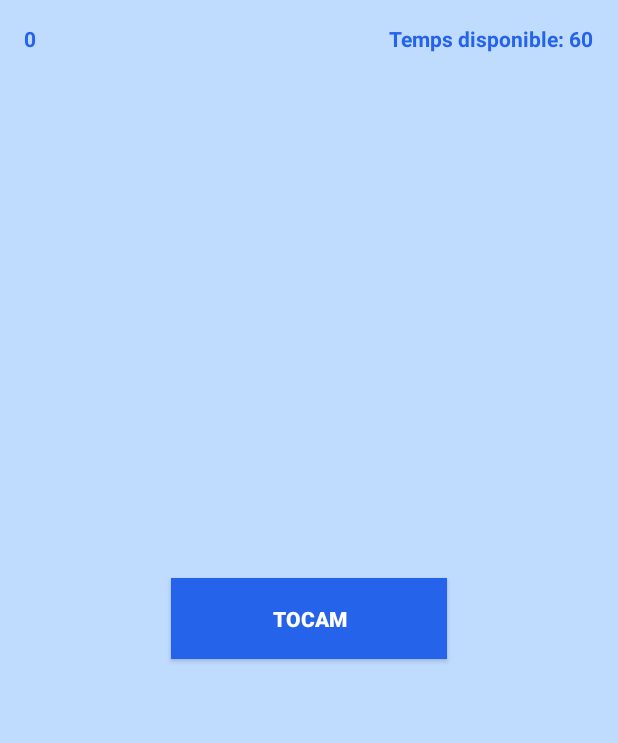
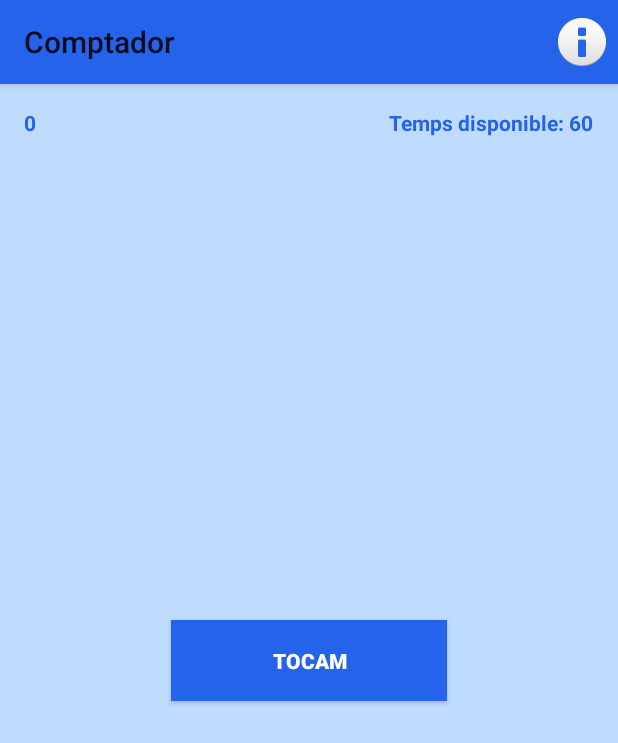
Before and after one commit to agisbertb/Comptador, an Android app built with Jetpack Compose: the screen it shows after launch (MainActivity), on a phone screen of 412 x 824 dp. Shown: the top 743 px of the screen. Run offline under Robolectric (Android 15) with nearby library versions, the phone set to English and light mode, and no system bars.

Commit message:
Menu i Alert Dialog fet

```diff
--- a/app/build.gradle.kts
+++ b/app/build.gradle.kts
@@ -34,6 +34,7 @@ android {
         jvmTarget = "1.8"
     }
     buildFeatures {
+        buildConfig = true
         compose = true
     }
     composeOptions {
--- a/app/src/main/java/me/andreugisbert/dam/comptador/MainActivity.kt
+++ b/app/src/main/java/me/andreugisbert/dam/comptador/MainActivity.kt
@@ -3,6 +3,8 @@ package me.andreugisbert.dam.comptador
 import android.os.Bundle
 import android.os.CountDownTimer
 import android.util.Log
+import android.view.Menu
+import android.view.MenuItem
 import android.view.animation.AnimationUtils
 import android.widget.Button
 import android.widget.TextView
@@ -10,6 +12,7 @@ import android.widget.Toast
 import androidx.activity.ComponentActivity
 import androidx.activity.compose.setContent
 import androidx.compose.foundation.layout.fillMaxSize
+import androidx.compose.material3.AlertDialog
 import androidx.compose.material3.MaterialTheme
 import androidx.compose.material3.Surface
 import androidx.compose.material3.Text
@@ -17,6 +20,8 @@ import androidx.compose.runtime.Composable
 import androidx.compose.ui.Modifier
 import androidx.compose.ui.tooling.preview.Preview
 import me.andreugisbert.dam.comptador.ui.theme.ComptadorTheme
+import android.app.AlertDialog
+
 
 class MainActivity : ComponentActivity() {
 
@@ -58,6 +63,28 @@ class MainActivity : ComponentActivity() {
             incrementCounter()
         }
         timeTextView.text = getString(R.string.timeText, time)
+    }
+
+    override fun onCreateOptionsMenu(menu: Menu?): Boolean {
+        super.onCreateOptionsMenu(menu)
+        menuInflater.inflate(R.menu.menu,menu)
+        return true
+
+    }
+
+    override fun onOptionsItemSelected(item: MenuItem): Boolean {
+        if (item.itemId == R.id.actionAbout) {
+            showInfo()
+        }
+        return true
+    }
+
+    private fun showInfo() {
+        val dialogTitle = getString(R.string.aboutTitle, BuildConfig.VERSION_NAME)
+        val dialogMessage = getString(R.string.aboutMessage)
+
+        val builder = AlertDialog.Builder(this)
+        builder.setTitle(dialogTitle).setMessage(dialogMessage).create().show()
     }
 
     private fun startGame() {
--- /dev/null
+++ b/app/src/main/res/menu/menu.xml
@@ -0,0 +1,9 @@
+<?xml version="1.0" encoding="utf-8"?>
+<menu xmlns:android="http://schemas.android.com/apk/res/android">
+
+    <item
+        android:id="@+id/actionAbout"
+        android:icon="@android:drawable/ic_dialog_info"
+        android:showAsAction="always"
+        android:title="@string/aboutMenu" />
+</menu>
--- a/app/src/main/res/values/strings.xml
+++ b/app/src/main/res/values/strings.xml
@@ -3,4 +3,7 @@
     <string name="touchme">Tocam</string>
     <string name="timeText">Temps disponible: %1$d</string>
     <string name="endGame">Temps Acabat! Resultat: %1$d</string>
+    <string name="aboutMenu">about</string>
+    <string name="aboutMessage">Creat per Andreu Gisbert Bel. Github: https://github.com/agisbertb</string>
+    <string name="aboutTitle">Comptador %1$s</string>
 </resources>
--- a/app/src/main/res/values/themes.xml
+++ b/app/src/main/res/values/themes.xml
@@ -1,5 +1,20 @@
 <?xml version="1.0" encoding="utf-8"?>
 <resources>
 
-    <style name="Theme.Comptador" parent="android:Theme.Material.Light.NoActionBar" />
+    <color name="colorPrimary">@color/blue_600</color>
+    <color name="colorPrimaryDark">@color/blue_200</color>
+    <color name="colorAccent">#FF4081</color>
+    <color name="colorBackground">#FFFFFF</color>
+    <color name="colorText">#000000</color>
+
+
+    <style name="Theme.Comptador" parent="android:Theme.Material.Light">
+
+        <item name="android:colorPrimary">@color/colorPrimary</item>
+        <item name="android:colorPrimaryDark">@color/colorPrimaryDark</item>
+        <item name="android:colorAccent">@color/colorAccent</item>
+        <item name="android:textColor">@color/colorText</item>
+        <item name="android:action">@color/colorText</item>
+
+    </style>
 </resources>
```
